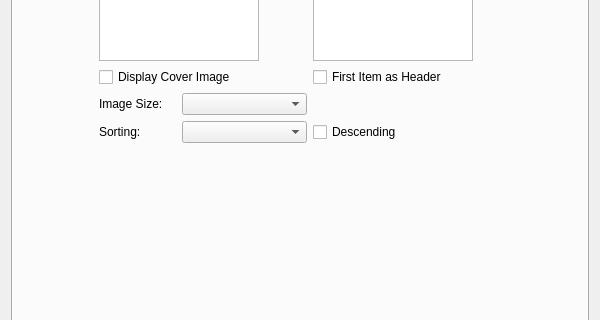
Before: the Qt Designer form src/dialogs/settingsdialog.ui in dh4/cen64-qt, drawn with Qt 5; both pictures show x 0 to 600 and y 197 to 517 of the 600 by 675 pixel window.
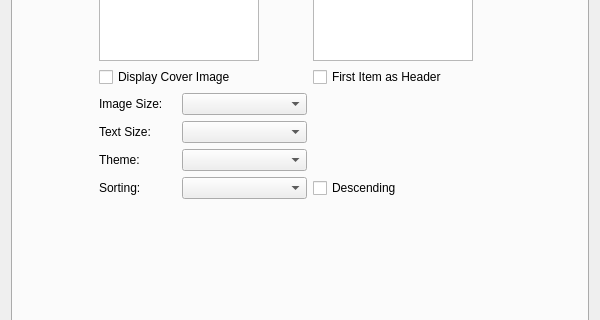
After: the same form once the commit is applied. The open tabs and pages were chosen to show the change.

Commit message: Add dark theme and customizable text size to list view

What changed in the file:
```diff
--- a/src/dialogs/settingsdialog.ui
+++ b/src/dialogs/settingsdialog.ui
@@ -1392,21 +1392,21 @@
            </property>
           </widget>
          </item>
-         <item row="4" column="3">
+         <item row="6" column="3">
           <widget class="QCheckBox" name="listDescendingOption">
            <property name="text">
             <string>Descending</string>
            </property>
           </widget>
          </item>
-         <item row="4" column="0">
+         <item row="6" column="0">
           <widget class="QLabel" name="listSortLabel">
            <property name="text">
             <string>Sorting:</string>
            </property>
           </widget>
          </item>
-         <item row="4" column="1" colspan="2">
+         <item row="6" column="1" colspan="2">
           <widget class="QComboBox" name="listSortBox">
            <property name="maximumSize">
             <size>
@@ -1416,6 +1416,9 @@
            </property>
           </widget>
          </item>
+         <item row="3" column="1" colspan="2">
+          <widget class="QComboBox" name="listSizeBox"/>
+         </item>
          <item row="2" column="3" colspan="2">
           <widget class="QCheckBox" name="listHeaderOption">
            <property name="text">
@@ -1430,8 +1433,25 @@
            </property>
           </widget>
          </item>
-         <item row="3" column="1" colspan="2">
-          <widget class="QComboBox" name="listSizeBox"/>
+         <item row="4" column="0">
+          <widget class="QLabel" name="listTextLabel">
+           <property name="text">
+            <string>Text Size:</string>
+           </property>
+          </widget>
+         </item>
+         <item row="5" column="0">
+          <widget class="QLabel" name="listThemeLabel">
+           <property name="text">
+            <string>Theme:</string>
+           </property>
+          </widget>
+         </item>
+         <item row="4" column="1" colspan="2">
+          <widget class="QComboBox" name="listTextBox"/>
+         </item>
+         <item row="5" column="1" colspan="2">
+          <widget class="QComboBox" name="listThemeBox"/>
          </item>
         </layout>
        </item>
```
Left out of the diff: 3 changed lines with no effect on the pictures. The commit also changes 7 other files.
